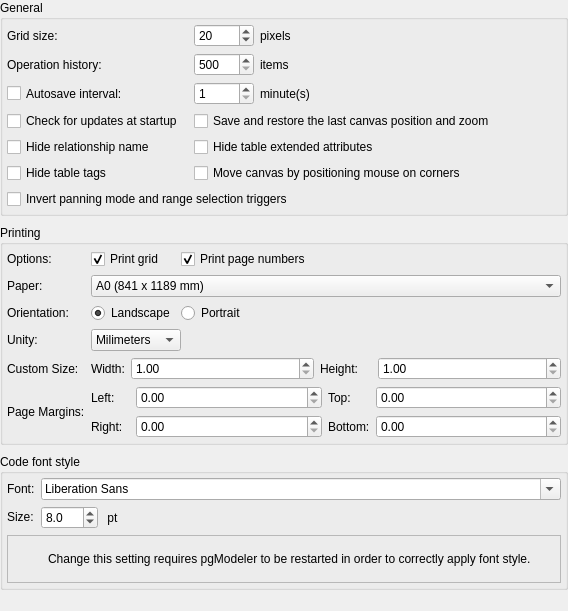
pgmodeler/pgmodeler, file libpgmodeler_ui/ui/generalconfigwidget.ui: the form before one commit.
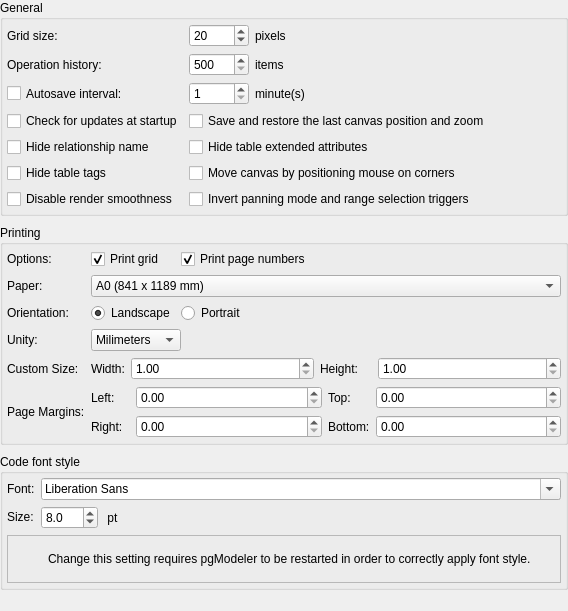
The form after the commit. Icons and pictures are not drawn.

Commit message: Added an option to disable render smoothness to improve performance on large models (issue #542)

Diff of the .ui file:
```diff
--- a/libpgmodeler_ui/ui/generalconfigwidget.ui
+++ b/libpgmodeler_ui/ui/generalconfigwidget.ui
@@ -108,19 +108,6 @@
         </property>
        </widget>
       </item>
-      <item row="8" column="0" colspan="3">
-       <widget class="QCheckBox" name="invert_pan_range_chk">
-        <property name="toolTip">
-         <string>By default panning mode is triggered with left click and range selection with Shift + left click.</string>
-        </property>
-        <property name="text">
-         <string>Invert panning mode and range selection triggers</string>
-        </property>
-        <property name="checked">
-         <bool>false</bool>
-        </property>
-       </widget>
-      </item>
       <item row="7" column="0">
        <widget class="QCheckBox" name="hide_table_tags_chk">
         <property name="text">
@@ -330,6 +317,29 @@
         </property>
        </widget>
       </item>
+      <item row="8" column="1">
+       <widget class="QCheckBox" name="invert_pan_range_chk">
+        <property name="toolTip">
+         <string>By default panning mode is triggered with left click and range selection with Shift + left click.</string>
+        </property>
+        <property name="text">
+         <string>Invert panning mode and range selection triggers</string>
+        </property>
+        <property name="checked">
+         <bool>false</bool>
+        </property>
+       </widget>
+      </item>
+      <item row="8" column="0">
+       <widget class="QCheckBox" name="disable_smooth_chk">
+        <property name="toolTip">
+         <string>Disable antialiasing for lines and texts improving performance on huge models (requires restart)</string>
+        </property>
+        <property name="text">
+         <string>Disable render smoothness</string>
+        </property>
+       </widget>
+      </item>
      </layout>
     </widget>
    </item>
@@ -1054,7 +1064,7 @@
      </layout>
     </widget>
    </item>
-   <item row="3" column="0">
+   <item row="4" column="0">
     <spacer name="verticalSpacer_3">
      <property name="orientation">
       <enum>Qt::Vertical</enum>
```
Left out of the diff: 25 changed lines with no effect on the pictures. The commit also changes 7 other files.
